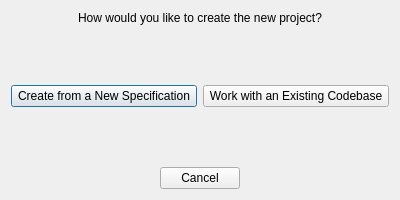
Old version of the form gui/new_project_dialog.ui in the repository mariolewis/asdf_factory.
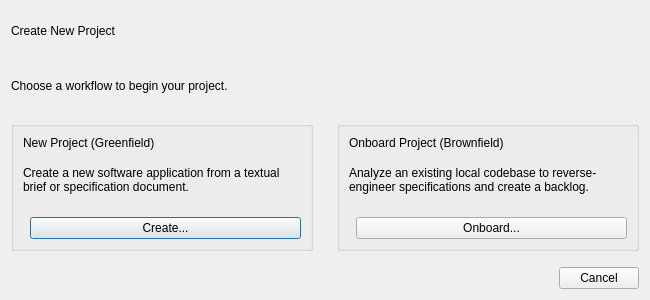
New version of the form.

Commit message: feat: Redesigned New Project dialog with a card-based UI

```diff
--- a/gui/new_project_dialog.ui
+++ b/gui/new_project_dialog.ui
@@ -6,8 +6,8 @@
    <rect>
     <x>0</x>
     <y>0</y>
-    <width>400</width>
-    <height>200</height>
+    <width>650</width>
+    <height>300</height>
    </rect>
   </property>
   <property name="windowTitle">
@@ -17,60 +17,138 @@
    <bool>true</bool>
   </property>
   <layout class="QVBoxLayout" name="verticalLayout">
+   <property name="spacing">
+    <number>16</number>
+   </property>
+   <item>
+    <widget class="QLabel" name="headerLabel">
+     <property name="text">
+      <string>Create New Project</string>
+     </property>
+    </widget>
+   </item>
    <item>
     <widget class="QLabel" name="instructionLabel">
      <property name="text">
-      <string>How would you like to create the new project?</string>
-     </property>
-     <property name="alignment">
-      <set>Qt::AlignCenter</set>
+      <string>Choose a workflow to begin your project.</string>
      </property>
     </widget>
    </item>
-   <item>
-    <spacer name="verticalSpacer">
-     <property name="orientation">
-      <enum>Qt::Vertical</enum>
-     </property>
-     <property name="sizeHint" stdset="0">
-      <size>
-       <width>20</width>
-       <height>40</height>
-      </size>
-     </property>
-    </spacer>
-   </item>
    <item>
     <layout class="QHBoxLayout" name="horizontalLayout">
+     <property name="spacing">
+      <number>24</number>
+     </property>
      <item>
-      <widget class="QPushButton" name="fromSpecButton">
-       <property name="text">
-        <string>Create from a New Specification</string>
+      <widget class="QGroupBox" name="greenfieldCard">
+       <property name="title">
+        <string/>
        </property>
+       <layout class="QVBoxLayout" name="verticalLayout_2">
+        <property name="spacing">
+         <number>16</number>
+        </property>
+        <item>
+         <widget class="QLabel" name="greenfieldTitleLabel">
+          <property name="text">
+           <string>New Project (Greenfield)</string>
+          </property>
+         </widget>
+        </item>
+        <item>
+         <widget class="QLabel" name="greenfieldDescLabel">
+          <property name="text">
+           <string>Create a new software application from a textual brief or specification document.</string>
+          </property>
+          <property name="wordWrap">
+           <bool>true</bool>
+          </property>
+         </widget>
+        </item>
+        <item>
+         <spacer name="verticalSpacer">
+          <property name="orientation">
+           <enum>Qt::Vertical</enum>
+          </property>
+         </spacer>
+        </item>
+        <item>
+         <layout class="QHBoxLayout" name="horizontalLayout_2">
+          <item>
+           <spacer name="horizontalSpacer">
+            <property name="orientation">
+             <enum>Qt::Horizontal</enum>
+            </property>
+           </spacer>
+          </item>
+          <item>
+           <widget class="QPushButton" name="createGreenfieldButton">
+            <property name="text">
+             <string>Create...</string>
+            </property>
+           </widget>
+          </item>
+         </layout>
+        </item>
+       </layout>
       </widget>
      </item>
      <item>
-      <widget class="QPushButton" name="fromCodebaseButton">
-       <property name="text">
-        <string>Work with an Existing Codebase</string>
+      <widget class="QGroupBox" name="brownfieldCard">
+       <property name="title">
+        <string/>
        </property>
+       <layout class="QVBoxLayout" name="verticalLayout_3">
+        <property name="spacing">
+         <number>16</number>
+        </property>
+        <item>
+         <widget class="QLabel" name="brownfieldTitleLabel">
+          <property name="text">
+           <string>Onboard Project (Brownfield)</string>
+          </property>
+         </widget>
+        </item>
+        <item>
+         <widget class="QLabel" name="brownfieldDescLabel">
+          <property name="text">
+           <string>Analyze an existing local codebase to reverse-engineer specifications and create a backlog.</string>
+          </property>
+          <property name="wordWrap">
+           <bool>true</bool>
+          </property>
+         </widget>
+        </item>
+        <item>
+         <spacer name="verticalSpacer_2">
+          <property name="orientation">
+           <enum>Qt::Vertical</enum>
+          </property>
+         </spacer>
+        </item>
+        <item>
+         <layout class="QHBoxLayout" name="horizontalLayout_3">
+          <item>
+           <spacer name="horizontalSpacer_2">
+            <property name="orientation">
+             <enum>Qt::Horizontal</enum>
+            </property>
+           </spacer>
+          </item>
+          <item>
+           <widget class="QPushButton" name="onboardBrownfieldButton">
+            <property name="text">
+             <string>Onboard...</string>
+            </property>
+           </widget>
+          </item>
+         </layout>
+        </item>
+       </layout>
       </widget>
      </item>
     </layout>
    </item>
-   <item>
-    <spacer name="verticalSpacer_2">
-     <property name="orientation">
-      <enum>Qt::Vertical</enum>
-     </property>
-     <property name="sizeHint" stdset="0">
-      <size>
-       <width>20</width>
-       <height>40</height>
-      </size>
-     </property>
-    </spacer>
-   </item>
    <item>
     <widget class="QDialogButtonBox" name="buttonBox">
      <property name="orientation">
@@ -80,7 +158,7 @@
       <set>QDialogButtonBox::Cancel</set>
      </property>
      <property name="centerButtons">
-      <bool>true</bool>
+      <bool>false</bool>
      </property>
     </widget>
    </item>
```
The commit also changes 15 other files.
